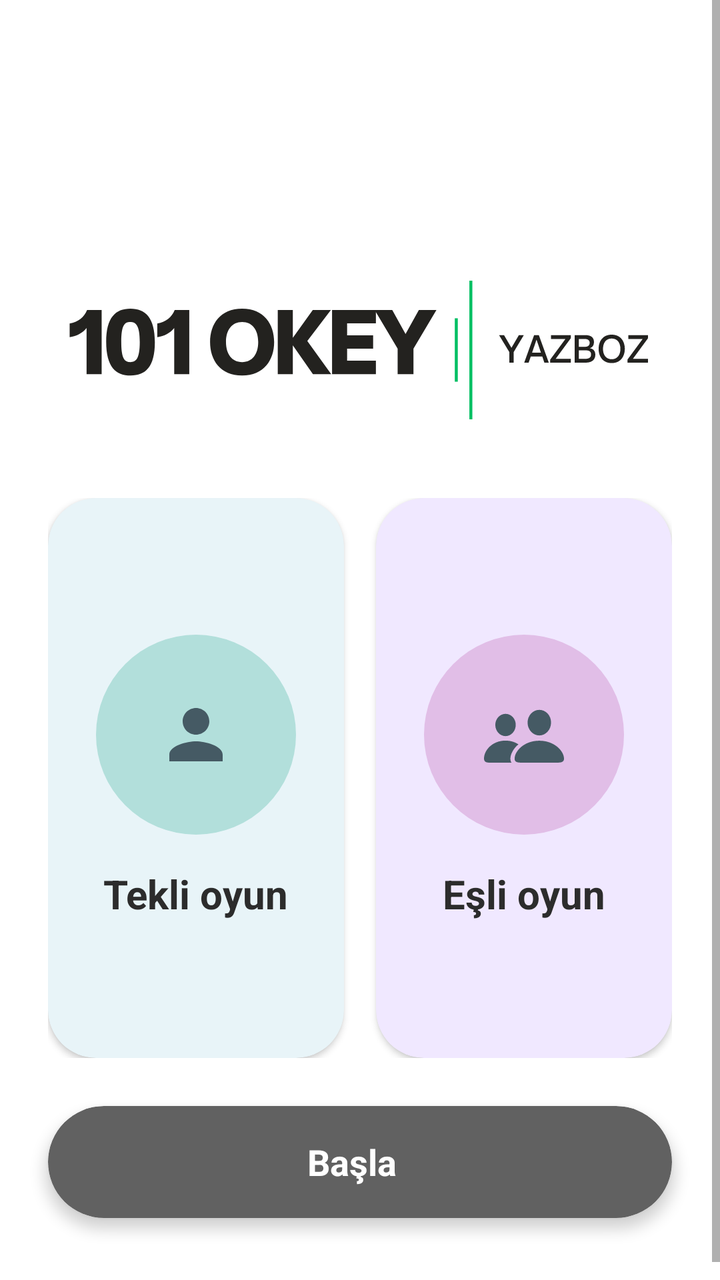
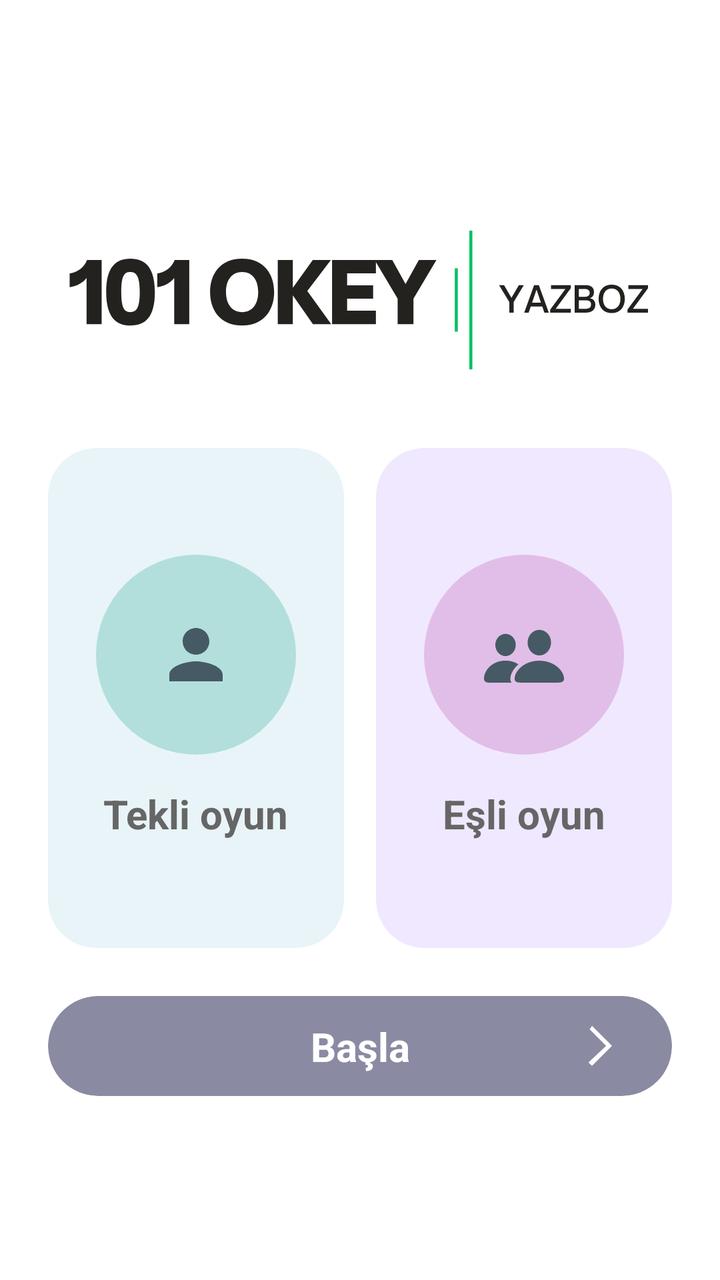

Before-and-after screenshots of an Android layout around one commit, followed by the original layout XML and the change that was made.
<!-- AndroidManifest.xml: application theme Theme.OkeyScore -->
<!-- res/layout/fragment_choose_game.xml -->
<?xml version="1.0" encoding="utf-8"?>
<ScrollView xmlns:android="http://schemas.android.com/apk/res/android"
    xmlns:app="http://schemas.android.com/apk/res-auto"
    xmlns:tools="http://schemas.android.com/tools"
    android:layout_width="match_parent"
    android:layout_height="match_parent"
    tools:context=".presentation.ui.chooseGame.ChooseGameFragment">

    <androidx.constraintlayout.widget.ConstraintLayout
        android:layout_width="match_parent"
        android:layout_height="wrap_content"
        android:paddingBottom="16dp">

        <ImageView
            android:id="@+id/mainIcon"
            android:layout_width="wrap_content"
            android:layout_height="wrap_content"
            android:layout_marginTop="125dp"
            android:contentDescription="@string/todo"
            android:src="@drawable/ic_logo"
            app:layout_constraintEnd_toEndOf="parent"
            app:layout_constraintHorizontal_bias="0.497"
            app:layout_constraintStart_toStartOf="parent"
            app:layout_constraintTop_toTopOf="parent" />

        <LinearLayout
            android:id="@+id/chooseGameContainer"
            android:layout_width="0dp"
            android:layout_height="wrap_content"
            android:layout_margin="24dp"
            android:layout_marginTop="48dp"
            android:orientation="horizontal"
            app:layout_constraintEnd_toEndOf="parent"
            app:layout_constraintStart_toStartOf="parent"
            app:layout_constraintTop_toBottomOf="@id/mainIcon">

            <androidx.cardview.widget.CardView
                android:id="@+id/cardViewSingleGame"
                android:layout_width="0dp"
                android:layout_height="280dp"
                android:layout_marginEnd="8dp"
                android:layout_weight="1"
                android:clickable="true"
                android:foreground="?android:attr/selectableItemBackground"
                app:cardBackgroundColor="@color/single_game_cardview_background_color"
                app:cardCornerRadius="24dp">

                <LinearLayout
                    android:id="@+id/singleGameIndicator"
                    android:layout_width="match_parent"
                    android:layout_height="match_parent"
                    android:gravity="center"
                    android:orientation="vertical"
                    android:padding="16dp">

                    <FrameLayout
                        android:layout_width="100dp"
                        android:layout_height="100dp"
                        android:layout_marginBottom="16dp"
                        android:background="@drawable/circle_background_mint">

                        <ImageView
                            android:layout_width="40dp"
                            android:layout_height="40dp"
                            android:layout_gravity="center"
                            android:contentDescription="@string/todo"
                            android:scaleType="fitCenter"
                            android:src="@drawable/ic_player" />
                    </FrameLayout>


                    <TextView
                        android:layout_width="wrap_content"
                        android:layout_height="wrap_content"
                        android:text="@string/single_game"
                        android:textColor="#2C2C2C"
                        android:textSize="20sp"
                        android:textStyle="bold" />
                </LinearLayout>
            </androidx.cardview.widget.CardView>

            <androidx.cardview.widget.CardView
                android:id="@+id/cardViewPartnerGame"
                android:layout_width="0dp"
                android:layout_height="280dp"
                android:layout_marginStart="8dp"
                android:layout_weight="1"
                android:clickable="true"
                android:foreground="?android:attr/selectableItemBackground"
                app:cardBackgroundColor="@color/partner_game_cardview_background_color"
                app:cardCornerRadius="24dp">

                <LinearLayout
                    android:id="@+id/partnerGameIndicator"
                    android:layout_width="match_parent"
                    android:layout_height="match_parent"
                    android:gravity="center"
                    android:orientation="vertical"
                    android:padding="16dp">

                    <FrameLayout
                        android:layout_width="100dp"
                        android:layout_height="100dp"
                        android:layout_marginBottom="16dp"
                        android:background="@drawable/circle_background_purple">

                        <ImageView
                            android:layout_width="40dp"
                            android:layout_height="40dp"
                            android:layout_gravity="center"
                            android:contentDescription="@string/todo"
                            android:scaleType="fitCenter"
                            android:src="@drawable/ic_team_1" />
                    </FrameLayout>

                    <TextView
                        android:layout_width="wrap_content"
                        android:layout_height="wrap_content"
                        android:text="@string/partner_game"
                        android:textColor="#2C2C2C"
                        android:textSize="20sp"
                        android:textStyle="bold" />
                </LinearLayout>
            </androidx.cardview.widget.CardView>
        </LinearLayout>

        <androidx.cardview.widget.CardView
            android:id="@+id/btnStart"
            android:layout_width="0dp"
            android:layout_height="56dp"
            android:layout_margin="24dp"
            android:layout_marginTop="48dp"
            android:layout_marginBottom="32dp"
            android:clickable="true"
            android:foreground="?android:attr/selectableItemBackground"
            app:cardBackgroundColor="@color/setting_cardview_background_color"
            app:cardCornerRadius="28dp"
            app:cardElevation="4dp"
            app:layout_constraintBottom_toBottomOf="parent"
            app:layout_constraintEnd_toEndOf="parent"
            app:layout_constraintStart_toStartOf="parent"
            app:layout_constraintTop_toBottomOf="@id/chooseGameContainer">

            <LinearLayout
                android:layout_width="match_parent"
                android:layout_height="match_parent"
                android:gravity="center"
                android:orientation="horizontal">

                <TextView
                    android:layout_width="wrap_content"
                    android:layout_height="wrap_content"
                    android:layout_marginEnd="8dp"
                    android:text="@string/choose_game_enter_text"
                    android:textColor="#FFFFFF"
                    android:textSize="18sp"
                    android:textStyle="bold" />

            </LinearLayout>
        </androidx.cardview.widget.CardView>


    </androidx.constraintlayout.widget.ConstraintLayout>
</ScrollView>
<!-- resources referenced by this layout -->
<resources>
  <color name="partner_game_cardview_background_color">#F0E8FF</color>
  <color name="setting_cardview_background_color">#616161</color>
  <color name="single_game_cardview_background_color">#E8F4F8</color>
  <!-- drawable circle_background_mint (drawable) -->
  <?xml version="1.0" encoding="utf-8"?>
  <shape xmlns:android="http://schemas.android.com/apk/res/android"
      android:shape="oval">
      <solid android:color="@color/single_game_cardview_indicator_color" />
  </shape>
  <!-- drawable circle_background_purple (drawable) -->
  <?xml version="1.0" encoding="utf-8"?>
  <shape xmlns:android="http://schemas.android.com/apk/res/android"
      android:shape="oval">
      <solid android:color="@color/partner_game_cardview_indicator_color" />
  </shape>
  <!-- drawable ic_logo: vector/xml drawable (drawable, 4622 chars, omitted) -->
  <!-- drawable ic_player (drawable) -->
  <vector android:height="30dp" android:tint="@color/icon_color"
      android:viewportHeight="24" android:viewportWidth="24"
      android:width="30dp" xmlns:android="http://schemas.android.com/apk/res/android">
      <path android:fillColor="@color/icon_color" android:pathData="M12,12c2.21,0 4,-1.79 4,-4s-1.79,-4 -4,-4 -4,1.79 -4,4 1.79,4 4,4zM12,14c-2.67,0 -8,1.34 -8,4v2h16v-2c0,-2.66 -5.33,-4 -8,-4z"/>
  </vector>
  <!-- drawable ic_team_1 (drawable) -->
  <vector xmlns:android="http://schemas.android.com/apk/res/android" android:height="30dp" android:viewportHeight="56" android:viewportWidth="56" android:width="30dp">
        
      <path android:fillColor="@color/icon_color" android:pathData="M38.723,28.549C43.14,28.549 46.94,24.605 46.94,19.469C46.94,14.395 43.119,10.636 38.723,10.636C34.327,10.636 30.506,14.477 30.506,19.51C30.506,24.605 34.307,28.549 38.723,28.549ZM15.078,29.021C18.899,29.021 22.227,25.57 22.227,21.112C22.227,16.696 18.879,13.429 15.078,13.429C11.257,13.429 7.889,16.778 7.909,21.154C7.909,25.57 11.237,29.021 15.078,29.021ZM3.615,47.572L19.228,47.572C17.092,44.47 19.701,38.225 24.117,34.815C21.837,33.294 18.899,32.165 15.058,32.165C5.793,32.165 0,39.005 0,44.696C0,46.544 1.027,47.572 3.615,47.572ZM25.802,47.572L51.624,47.572C54.849,47.572 56,46.647 56,44.84C56,39.539 49.364,32.226 38.703,32.226C28.062,32.226 21.426,39.539 21.426,44.84C21.426,46.647 22.577,47.572 25.802,47.572Z"/>
  
  </vector>
  <string name="choose_game_enter_text" tools:ignore="MissingTranslation">Başla</string>
  <string name="partner_game" tools:ignore="MissingTranslation">Eşli oyun</string>
  <string name="single_game" tools:ignore="MissingTranslation">Tekli oyun</string>
  <string name="todo" tools:ignore="MissingTranslation">TODO</string>
  <style name="Theme.OkeyScore" parent="Theme.MaterialComponents.Light.NoActionBar">
          <item name="android:statusBarColor">@color/status_bar_color</item>
          <item name="colorPrimary">@color/primary_color</item>
          <item name="colorPrimaryDark">@color/primary_color</item>
          <item name="android:colorPrimaryDark">@color/primary_color</item>
          <item name="android:windowLightStatusBar">true</item>
          <item name="colorControlActivated">@color/cursor_color</item>
  
      </style>
  <color name="single_game_cardview_indicator_color">#B2DFDB</color>
  <color name="partner_game_cardview_indicator_color">#E1BEE7</color>
  <color name="icon_color">#455A64</color>
  <color name="status_bar_color">#F6F6F8</color>
  <color name="primary_color">#23221F</color>
  <color name="cursor_color">#4CAF50</color>
</resources>

<!-- the commit's change to res/layout/fragment_choose_game.xml (unified diff, before → after) -->
@@ -15,7 +15,7 @@
             android:id="@+id/mainIcon"
             android:layout_width="wrap_content"
             android:layout_height="wrap_content"
-            android:layout_marginTop="125dp"
+            android:layout_marginTop="100dp"
             android:contentDescription="@string/todo"
             android:src="@drawable/ic_logo"
             app:layout_constraintEnd_toEndOf="parent"
@@ -37,13 +37,14 @@
             <androidx.cardview.widget.CardView
                 android:id="@+id/cardViewSingleGame"
                 android:layout_width="0dp"
-                android:layout_height="280dp"
+                android:layout_height="250dp"
                 android:layout_marginEnd="8dp"
                 android:layout_weight="1"
                 android:clickable="true"
                 android:foreground="?android:attr/selectableItemBackground"
                 app:cardBackgroundColor="@color/single_game_cardview_background_color"
-                app:cardCornerRadius="24dp">
+                app:cardCornerRadius="24dp"
+                app:cardElevation="0dp">
 
                 <LinearLayout
                     android:id="@+id/singleGameIndicator"
@@ -73,7 +74,7 @@
                         android:layout_width="wrap_content"
                         android:layout_height="wrap_content"
                         android:text="@string/single_game"
-                        android:textColor="#2C2C2C"
+                        android:textColor="#666666"
                         android:textSize="20sp"
                         android:textStyle="bold" />
                 </LinearLayout>
@@ -82,13 +83,14 @@
             <androidx.cardview.widget.CardView
                 android:id="@+id/cardViewPartnerGame"
                 android:layout_width="0dp"
-                android:layout_height="280dp"
+                android:layout_height="250dp"
                 android:layout_marginStart="8dp"
                 android:layout_weight="1"
                 android:clickable="true"
                 android:foreground="?android:attr/selectableItemBackground"
                 app:cardBackgroundColor="@color/partner_game_cardview_background_color"
-                app:cardCornerRadius="24dp">
+                app:cardCornerRadius="24dp"
+                app:cardElevation="0dp">
 
                 <LinearLayout
                     android:id="@+id/partnerGameIndicator"
@@ -117,7 +119,7 @@
                         android:layout_width="wrap_content"
                         android:layout_height="wrap_content"
                         android:text="@string/partner_game"
-                        android:textColor="#2C2C2C"
+                        android:textColor="#666666"
                         android:textSize="20sp"
                         android:textStyle="bold" />
                 </LinearLayout>
@@ -125,23 +127,23 @@
         </LinearLayout>
 
         <androidx.cardview.widget.CardView
-            android:id="@+id/btnStart"
+            android:id="@+id/start"
             android:layout_width="0dp"
-            android:layout_height="56dp"
+            android:layout_height="50dp"
             android:layout_margin="24dp"
             android:layout_marginTop="48dp"
             android:layout_marginBottom="32dp"
             android:clickable="true"
             android:foreground="?android:attr/selectableItemBackground"
-            app:cardBackgroundColor="@color/setting_cardview_background_color"
+            app:cardBackgroundColor="@color/start_button_color"
             app:cardCornerRadius="28dp"
-            app:cardElevation="4dp"
+            app:cardElevation="0dp"
             app:layout_constraintBottom_toBottomOf="parent"
             app:layout_constraintEnd_toEndOf="parent"
             app:layout_constraintStart_toStartOf="parent"
             app:layout_constraintTop_toBottomOf="@id/chooseGameContainer">
 
-            <LinearLayout
+            <androidx.constraintlayout.widget.ConstraintLayout
                 android:layout_width="match_parent"
                 android:layout_height="match_parent"
                 android:gravity="center"
@@ -150,13 +152,28 @@
                 <TextView
                     android:layout_width="wrap_content"
                     android:layout_height="wrap_content"
-                    android:layout_marginEnd="8dp"
                     android:text="@string/choose_game_enter_text"
+                    android:textSize="20sp"
+                    android:textStyle="bold"
                     android:textColor="#FFFFFF"
-                    android:textSize="18sp"
-                    android:textStyle="bold" />
+                    app:layout_constraintBottom_toBottomOf="parent"
+                    app:layout_constraintEnd_toEndOf="parent"
+                    app:layout_constraintStart_toStartOf="parent"
+                    app:layout_constraintTop_toTopOf="parent" />
 
-            </LinearLayout>
+                <ImageView
+                    android:layout_width="wrap_content"
+                    android:layout_height="wrap_content"
+                    android:layout_gravity="center_vertical"
+                    android:layout_marginEnd="24dp"
+                    app:tint="#FFFFFF"
+                    android:contentDescription="@string/todo"
+                    android:src="@drawable/ic_arrow_right"
+                    app:layout_constraintBottom_toBottomOf="parent"
+                    app:layout_constraintEnd_toEndOf="parent"
+                    app:layout_constraintTop_toTopOf="parent" />
+
+            </androidx.constraintlayout.widget.ConstraintLayout>
         </androidx.cardview.widget.CardView>
 
 
<!-- resource entries referenced after the edit -->
@@ -1,8 +1,8 @@
 <!-- resources referenced by this layout -->
 <resources>
   <color name="partner_game_cardview_background_color">#F0E8FF</color>
-  <color name="setting_cardview_background_color">#616161</color>
   <color name="single_game_cardview_background_color">#E8F4F8</color>
+  <color name="start_button_color">#8A8AA3</color>
   <!-- drawable circle_background_mint (drawable) -->
   <?xml version="1.0" encoding="utf-8"?>
   <shape xmlns:android="http://schemas.android.com/apk/res/android"
@@ -15,6 +15,12 @@
       android:shape="oval">
       <solid android:color="@color/partner_game_cardview_indicator_color" />
   </shape>
+  <!-- drawable ic_arrow_right (drawable) -->
+  <vector android:autoMirrored="true" android:height="24dp"
+      android:tint="#E1E1E1" android:viewportHeight="24"
+      android:viewportWidth="24" android:width="24dp" xmlns:android="http://schemas.android.com/apk/res/android">
+      <path android:fillColor="@color/icon_color" android:pathData="M6.23,20.23l1.77,1.7l10,-10l-10,-10l-1.17,1.77l8.23,8.23z" />
+  </vector>
   <!-- drawable ic_logo: vector/xml drawable (drawable, 4622 chars, omitted) -->
   <!-- drawable ic_player (drawable) -->
   <vector android:height="30dp" android:tint="@color/icon_color"
